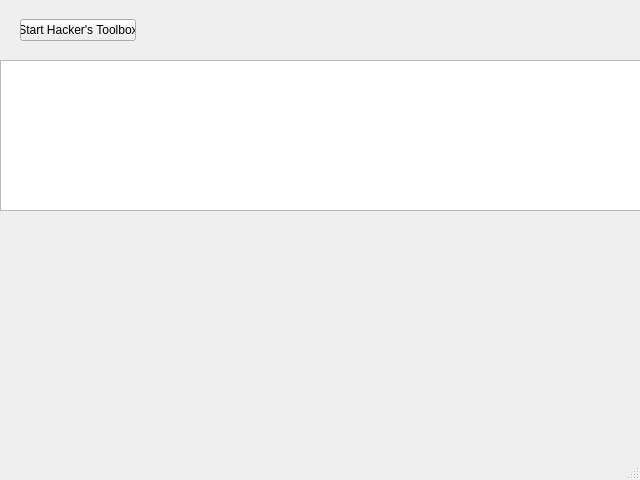
The window that pyQt-samples/pyQt-gui/gui-test1/gui-test1.ui (raychorn/chrome_gui) describes before a commit, drawn with Qt 5.
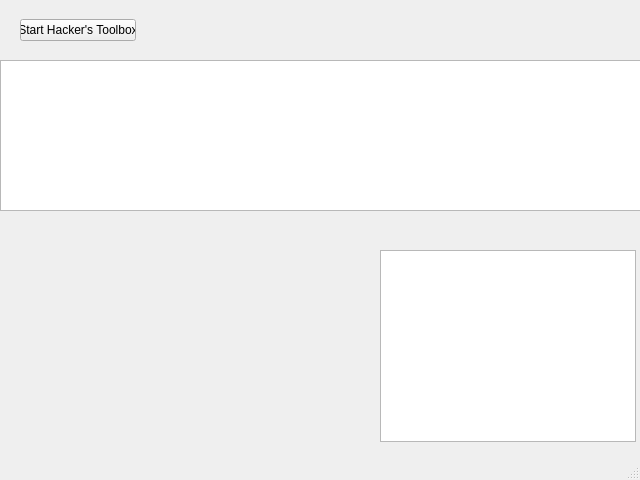
The same window after the commit.

Commit message: Added graphics to the window just for fun.

The edit to the form file:
```diff
--- a/pyQt-samples/pyQt-gui/gui-test1/gui-test1.ui
+++ b/pyQt-samples/pyQt-gui/gui-test1/gui-test1.ui
@@ -70,6 +70,16 @@
      </rect>
     </property>
    </widget>
+   <widget class="QGraphicsView" name="graphicsView">
+    <property name="geometry">
+     <rect>
+      <x>380</x>
+      <y>250</y>
+      <width>256</width>
+      <height>192</height>
+     </rect>
+    </property>
+   </widget>
   </widget>
   <widget class="QMenuBar" name="menubar">
    <property name="geometry">
```
The commit also changes 6 other files.
